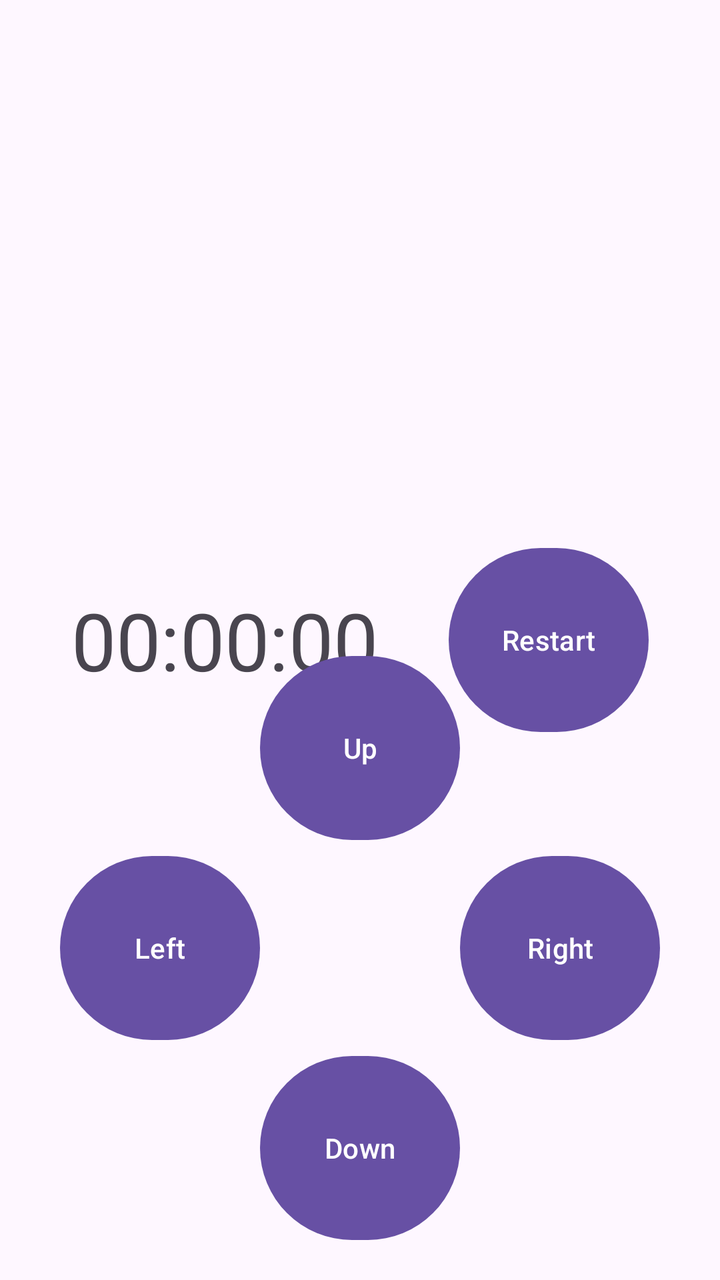
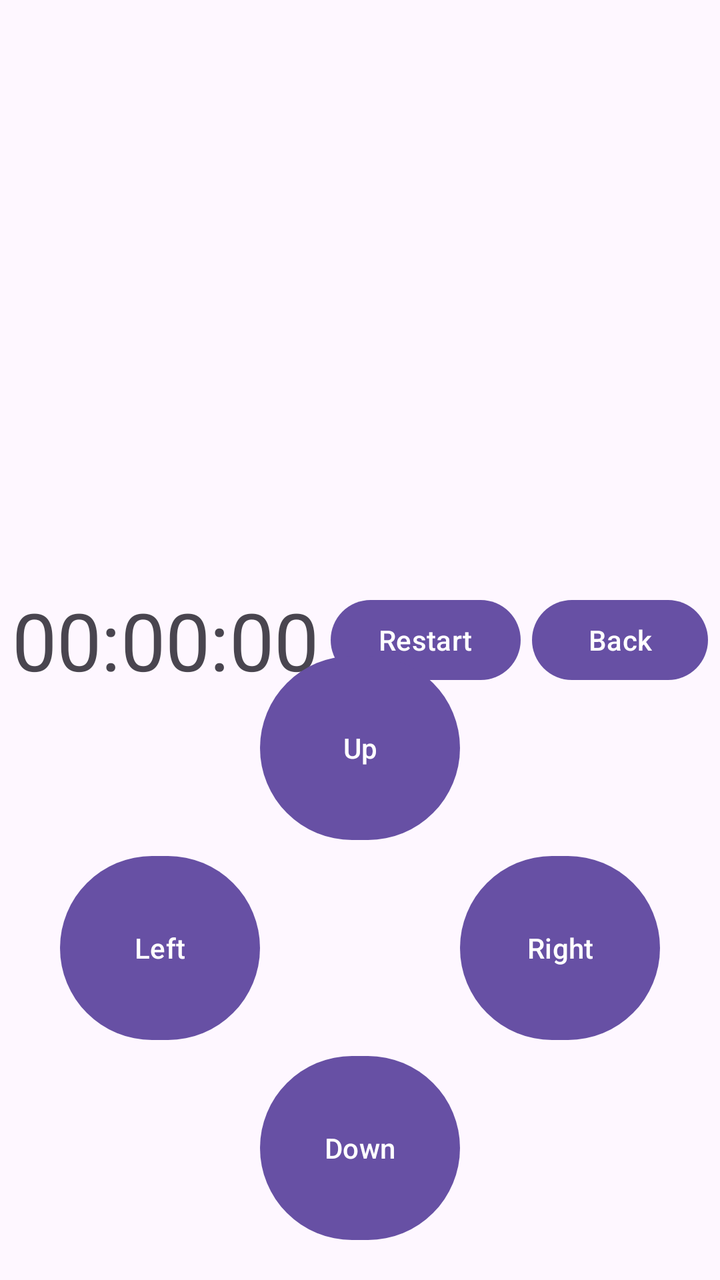

Screens rendered from an Android XML layout before and after an edit, with the pre-edit source and the edit as a unified diff.
<!-- AndroidManifest.xml: application theme Theme.Final_Project_Uriya -->
<!-- res/layout/activity_game.xml -->
<?xml version="1.0" encoding="utf-8"?>
<androidx.constraintlayout.widget.ConstraintLayout
    xmlns:android="http://schemas.android.com/apk/res/android"
    xmlns:app="http://schemas.android.com/apk/res-auto"
    xmlns:tools="http://schemas.android.com/tools"
    android:layout_width="match_parent"
    android:layout_height="match_parent">

    <TextView
        android:id="@+id/tvTimer"
        android:layout_width="wrap_content"
        android:layout_height="wrap_content"
        android:text="00:00:00"
        android:textSize="40sp"
        app:layout_constraintBottom_toBottomOf="parent"
        app:layout_constraintEnd_toStartOf="@+id/btnRestart"
        app:layout_constraintHorizontal_bias="1.0"
        app:layout_constraintStart_toStartOf="parent"
        app:layout_constraintTop_toTopOf="parent" />

    <Button
        android:id="@+id/btnRestart"
        android:layout_width="100dp"
        android:layout_height="100dp"
        android:text="Restart"
        app:layout_constraintBottom_toBottomOf="parent"
        app:layout_constraintEnd_toEndOf="parent"
        app:layout_constraintStart_toEndOf="@+id/tvTimer"
        app:layout_constraintTop_toTopOf="parent" />

    <GridLayout
        android:id="@+id/gridLayout"
        android:layout_width="wrap_content"
        android:layout_height="wrap_content"
        android:layout_marginTop="16dp"
        app:layout_constraintTop_toTopOf="parent"
        app:layout_constraintStart_toStartOf="parent"
        app:layout_constraintEnd_toEndOf="parent"/>

    <GridLayout
        android:id="@+id/dpadLayout"
        android:layout_width="wrap_content"
        android:layout_height="wrap_content"
        android:rowCount="3"
        android:columnCount="3"
        app:layout_constraintBottom_toBottomOf="parent"
        app:layout_constraintStart_toStartOf="parent"
        app:layout_constraintEnd_toEndOf="parent"
        android:layout_marginBottom="16dp">

        <Button
            android:id="@+id/btnUp"
            android:layout_width="100dp"
            android:layout_height="100dp"
            android:text="Up"
            android:layout_row="0"
            android:layout_column="1"/>

        <Button
            android:id="@+id/btnLeft"
            android:layout_width="100dp"
            android:layout_height="100dp"
            android:text="Left"
            android:layout_row="1"
            android:layout_column="0"/>

        <Button
            android:id="@+id/btnRight"
            android:layout_width="100dp"
            android:layout_height="100dp"
            android:text="Right"
            android:layout_row="1"
            android:layout_column="2"/>

        <Button
            android:id="@+id/btnDown"
            android:layout_width="100dp"
            android:layout_height="100dp"
            android:text="Down"
            android:layout_row="2"
            android:layout_column="1"/>

    </GridLayout>

</androidx.constraintlayout.widget.ConstraintLayout>
<!-- resources referenced by this layout -->
<resources>
  <style name="Theme.Final_Project_Uriya" parent="Base.Theme.Final_Project_Uriya" />
  <style name="Base.Theme.Final_Project_Uriya" parent="Theme.Material3.DayNight.NoActionBar">
          
          
      </style>
</resources>

<!-- the commit's change to res/layout/activity_game.xml (unified diff, before → after) -->
@@ -5,6 +5,16 @@
     xmlns:tools="http://schemas.android.com/tools"
     android:layout_width="match_parent"
     android:layout_height="match_parent">
+
+    <Button
+        android:id="@+id/btnBackToMainMenuFromGame"
+        android:layout_width="wrap_content"
+        android:layout_height="wrap_content"
+        android:text="Back"
+        app:layout_constraintBottom_toBottomOf="parent"
+        app:layout_constraintEnd_toEndOf="parent"
+        app:layout_constraintStart_toEndOf="@+id/btnRestart"
+        app:layout_constraintTop_toTopOf="parent" />
 
     <TextView
         android:id="@+id/tvTimer"
@@ -20,11 +30,11 @@
 
     <Button
         android:id="@+id/btnRestart"
-        android:layout_width="100dp"
-        android:layout_height="100dp"
+        android:layout_width="wrap_content"
+        android:layout_height="wrap_content"
         android:text="Restart"
         app:layout_constraintBottom_toBottomOf="parent"
-        app:layout_constraintEnd_toEndOf="parent"
+        app:layout_constraintEnd_toStartOf="@+id/btnBackToMainMenuFromGame"
         app:layout_constraintStart_toEndOf="@+id/tvTimer"
         app:layout_constraintTop_toTopOf="parent" />
 
